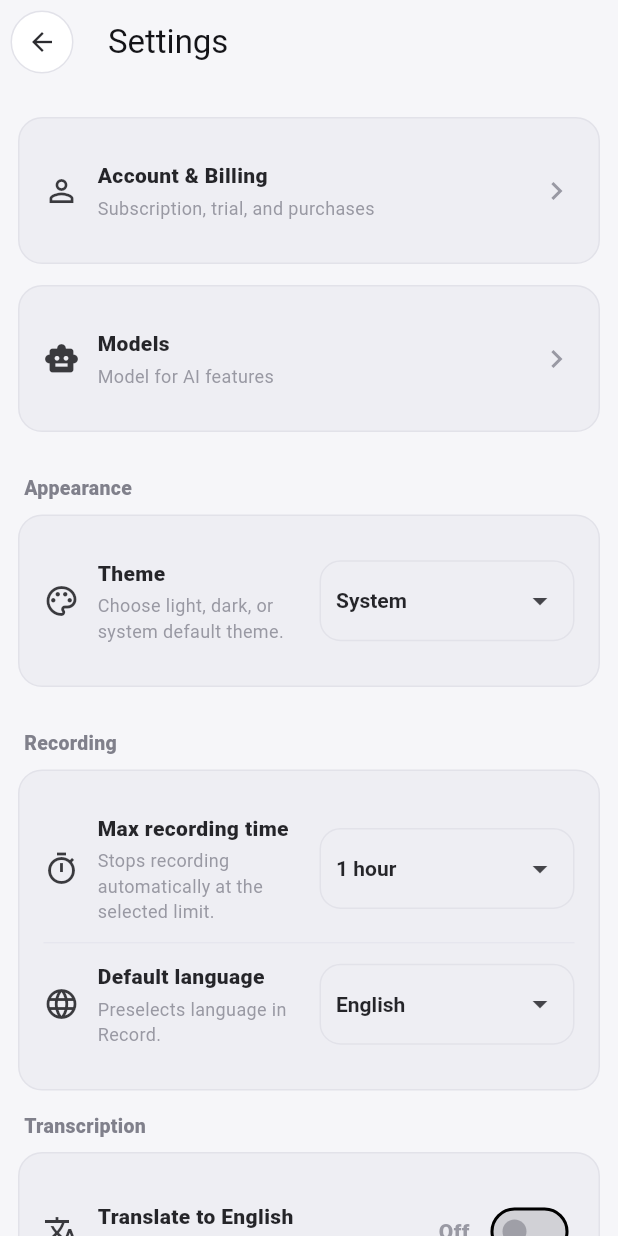
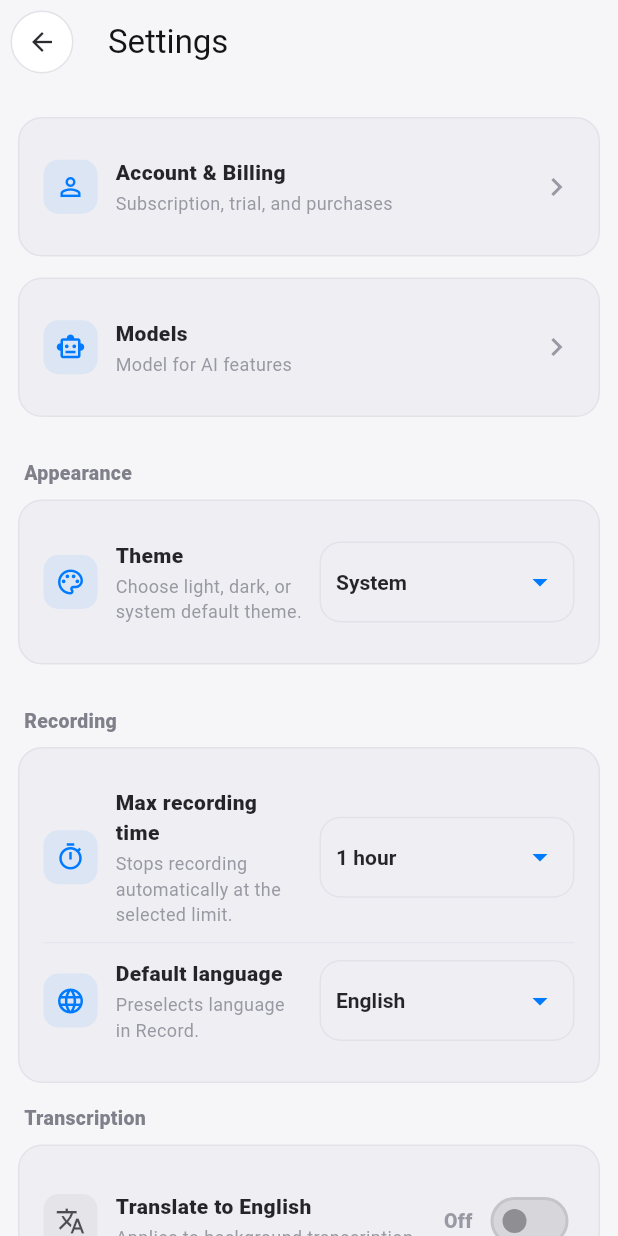
Before and after one commit to Enyx-D3/transcript, a Flutter app: the SettingsPage screen opened directly, on a phone screen of 412 x 824 dp. Run offline on Flutter 3.47's test engine with Material 3 defaults, Android fonts, the phone set to English and light mode, and no system bars; our stand-ins replace another_flushbar, audioplayers, file_picker, google_sign_in, in_app_purchase, in_app_review and 7 more; missing offline and left inert: background_downloader, dart:ffi, fllama, flutter_foreground_task, in_app_purchase_android, record and 2 more; accounts and stored records are empty; generated files the repository leaves out were written again; project files that could hold a hidden picture were left out.

Commit message:
Processing Audio fixed show

```diff
--- a/lib/record/record_sheet.dart
+++ b/lib/record/record_sheet.dart
@@ -429,13 +429,13 @@ class _RecordSheetState extends State<RecordSheet> {
           List.generate(draftLines.length, (i) {
             final start = i * chunkSec;
             return TranscriptTurnEntity(
-              speakerLabel: 'Draft',
+              speakerLabel: 'Speaker 1',
               startSec: start,
               endSec: start + chunkSec,
               text: draftLines[i],
               rawText: draftLines[i],
               calibratedText: draftLines[i],
-              originalSpeakerLabel: 'Draft',
+              originalSpeakerLabel: 'Speaker 1',
             )..transcript.targetId = id;
           }),
         );
--- a/lib/settings/settings_page.dart
+++ b/lib/settings/settings_page.dart
@@ -2,7 +2,6 @@
 import 'package:flutter/material.dart';
 import 'package:shared_preferences/shared_preferences.dart';
 import 'package:share_plus/share_plus.dart';
-import 'package:transcript/ui/glass/glass_button.dart';
 import 'package:url_launcher/url_launcher.dart';
 
 import 'package:transcript/widgets/icon_pill_button.dart';
@@ -314,27 +313,50 @@ class _SettingsPageState extends State<SettingsPage> {
 
     final ok = await showDialog<bool>(
       context: context,
-      builder: (ctx) => AlertDialog(
-        backgroundColor: const Color.fromARGB(190, 0, 0, 0),
+      builder: (ctx) {
+        final isDark = GlassTokens.isDark(ctx);
+        final fg = GlassTokens.fg(ctx);
+        final muted = GlassTokens.muted(ctx);
+        return AlertDialog(
+          backgroundColor: isDark ? const Color(0xFF191922) : Colors.white,
           surfaceTintColor: Colors.transparent,
-        title: const Text('Import transcripts + audio?'),
-        content: const Text(
+          shape: RoundedRectangleBorder(borderRadius: BorderRadius.circular(20)),
+          title: Text(
+            'Import transcripts + audio?',
+            style: TextStyle(color: fg, fontWeight: FontWeight.w800),
+          ),
+          content: Text(
             'This will add transcripts (and their audio if included) from a ZIP export into your database.\n\n'
             '*Duplicates are not automatically removed.',
+            style: TextStyle(color: muted),
           ),
           actions: [
             TextButton(
               onPressed: () => Navigator.pop(ctx, false),
-            child: const Text('Cancel'),
+              child: Text(
+                'Cancel',
+                style: TextStyle(color: muted, fontWeight: FontWeight.w700),
               ),
-          GlassButton(
-            label: 'Import',
+            ),
+            FilledButton(
               onPressed: () => Navigator.pop(ctx, true),
-            expand: false,
-            kind: GlassButtonKind.secondary,
+              style: FilledButton.styleFrom(
+                backgroundColor: const Color(0xFF007AFF),
+                shape: RoundedRectangleBorder(
+                  borderRadius: BorderRadius.circular(10),
+                ),
+              ),
+              child: const Text(
+                'Import',
+                style: TextStyle(
+                  color: Colors.white,
+                  fontWeight: FontWeight.w700,
+                ),
+              ),
             ),
           ],
-      ),
+        );
+      },
     );
 
     if (ok != true) return;
@@ -426,7 +448,7 @@ class _SettingsPageState extends State<SettingsPage> {
             items: items,
             onChanged: onChanged,
             dropdownColor: GlassTokens.cardColor(context),
-            iconEnabledColor: fg.withValues(alpha: 0.80),
+            iconEnabledColor: const Color(0xFF007AFF),
             style: TextStyle(
               color: fg,
               fontWeight: FontWeight.w700,
@@ -443,14 +465,28 @@ class _SettingsPageState extends State<SettingsPage> {
     required String subtitle,
     required Widget trailing,
   }) {
+    final isDark = GlassTokens.isDark(context);
     final fg = GlassTokens.fg(context);
     final muted = GlassTokens.muted(context);
+    const primaryColor = Color(0xFF007AFF);
 
     return Padding(
-      padding: const EdgeInsets.symmetric(vertical: 12),
+      padding: const EdgeInsets.symmetric(vertical: 10),
       child: Row(
         children: [
-          Icon(icon, color: fg.withValues(alpha: 0.85)),
+          Container(
+            width: 36,
+            height: 36,
+            decoration: BoxDecoration(
+              color: primaryColor.withValues(alpha: isDark ? 0.14 : 0.08),
+              borderRadius: BorderRadius.circular(10),
+            ),
+            child: Icon(
+              icon,
+              color: primaryColor,
+              size: 20,
+            ),
+          ),
           const SizedBox(width: 12),
           Expanded(
             child: Column(
@@ -459,11 +495,11 @@ class _SettingsPageState extends State<SettingsPage> {
                 Text(
                   title,
                   style: TextStyle(
-                    fontWeight: FontWeight.w900,
+                    fontWeight: FontWeight.w800,
                     color: fg,
                   ),
                 ),
-                const SizedBox(height: 3),
+                const SizedBox(height: 2),
                 Text(
                   subtitle,
                   style: TextStyle(
@@ -497,15 +533,32 @@ class _SettingsPageState extends State<SettingsPage> {
     final isDark = GlassTokens.isDark(context);
     final fg = GlassTokens.fg(context);
     final muted = GlassTokens.muted(context);
+    const primaryColor = Color(0xFF007AFF);
 
     return InkWell(
       onTap: () => onChanged(!value),
       borderRadius: BorderRadius.circular(14),
       child: Padding(
-        padding: const EdgeInsets.symmetric(vertical: 12),
+        padding: const EdgeInsets.symmetric(vertical: 10),
         child: Row(
           children: [
-            Icon(icon, color: fg.withValues(alpha: 0.85)),
+            Container(
+              width: 36,
+              height: 36,
+              decoration: BoxDecoration(
+                color: value
+                    ? primaryColor.withValues(alpha: isDark ? 0.16 : 0.10)
+                    : (isDark
+                        ? Colors.white.withValues(alpha: 0.05)
+                        : Colors.black.withValues(alpha: 0.04)),
+                borderRadius: BorderRadius.circular(10),
+              ),
+              child: Icon(
+                icon,
+                color: value ? primaryColor : fg.withValues(alpha: 0.75),
+                size: 20,
+              ),
+            ),
             const SizedBox(width: 12),
             Expanded(
               child: Column(
@@ -514,11 +567,11 @@ class _SettingsPageState extends State<SettingsPage> {
                   Text(
                     title,
                     style: TextStyle(
-                      fontWeight: FontWeight.w900,
+                      fontWeight: FontWeight.w800,
                       color: fg,
                     ),
                   ),
-                  const SizedBox(height: 3),
+                  const SizedBox(height: 2),
                   Text(
                     subtitle,
                     style: TextStyle(
@@ -529,24 +582,33 @@ class _SettingsPageState extends State<SettingsPage> {
                 ],
               ),
             ),
-            const SizedBox(width: 10),
+            const SizedBox(width: 8),
             Text(
               label,
               style: TextStyle(
-                color: muted,
-                fontWeight: FontWeight.w900,
+                color: value ? primaryColor : muted,
+                fontWeight: FontWeight.w800,
+                fontSize: 13,
               ),
             ),
-            const SizedBox(width: 10),
+            const SizedBox(width: 8),
             Switch(
               value: value,
               onChanged: onChanged,
-              activeThumbColor: isDark ? Colors.black : Colors.white,
-              activeTrackColor: isDark ? Colors.white : const Color(0xFF141418),
-              inactiveThumbColor: muted,
+              activeThumbColor: Colors.white,
+              activeTrackColor: primaryColor,
+              inactiveThumbColor:
+                  isDark ? const Color(0xFF9E9EA6) : const Color(0xFF8E8E93),
               inactiveTrackColor: isDark
-                  ? Colors.white.withValues(alpha: 0.18)
-                  : Colors.black.withValues(alpha: 0.12),
+                  ? Colors.white.withValues(alpha: 0.15)
+                  : Colors.black.withValues(alpha: 0.10),
+              trackOutlineColor: WidgetStateProperty.resolveWith(
+                (states) => states.contains(WidgetState.selected)
+                    ? Colors.transparent
+                    : (isDark
+                        ? Colors.white.withValues(alpha: 0.12)
+                        : Colors.black.withValues(alpha: 0.08)),
+              ),
             ),
           ],
         ),
@@ -599,12 +661,21 @@ class _SettingsPageState extends State<SettingsPage> {
                     onTap: _openAccount,
                     borderRadius: BorderRadius.circular(14),
                     child: Padding(
-                      padding: const EdgeInsets.symmetric(vertical: 12),
+                      padding: const EdgeInsets.symmetric(vertical: 10),
                       child: Row(
                         children: [
-                          Icon(
+                          Container(
+                            width: 36,
+                            height: 36,
+                            decoration: BoxDecoration(
+                              color: const Color(0xFF007AFF).withValues(alpha: GlassTokens.isDark(context) ? 0.14 : 0.08),
+                              borderRadius: BorderRadius.circular(10),
+                            ),
+                            child: const Icon(
                               Icons.person_outline,
-                            color: fg.withValues(alpha: 0.85),
+                              color: Color(0xFF007AFF),
+                              size: 20,
+                            ),
                           ),
                           const SizedBox(width: 12),
                           Expanded(
@@ -614,11 +685,11 @@ class _SettingsPageState extends State<SettingsPage> {
                                 Text(
                                   'Account & Billing',
                                   style: TextStyle(
-                                    fontWeight: FontWeight.w900,
+                                    fontWeight: FontWeight.w800,
                                     color: fg,
                                   ),
                                 ),
-                                const SizedBox(height: 3),
+                                const SizedBox(height: 2),
                                 Text(
                                   'Subscription, trial, and purchases',
                                   style: TextStyle(
@@ -645,12 +716,21 @@ class _SettingsPageState extends State<SettingsPage> {
                     onTap: _openModelPage,
                     borderRadius: BorderRadius.circular(14),
                     child: Padding(
-                      padding: const EdgeInsets.symmetric(vertical: 12),
+                      padding: const EdgeInsets.symmetric(vertical: 10),
                       child: Row(
                         children: [
-                          Icon(
-                            Icons.smart_toy,
-                            color: fg.withValues(alpha: 0.85),
+                          Container(
+                            width: 36,
+                            height: 36,
+                            decoration: BoxDecoration(
+                              color: const Color(0xFF007AFF).withValues(alpha: GlassTokens.isDark(context) ? 0.14 : 0.08),
+                              borderRadius: BorderRadius.circular(10),
+                            ),
+                            child: const Icon(
+                              Icons.smart_toy_outlined,
+                              color: Color(0xFF007AFF),
+                              size: 20,
+                            ),
                           ),
                           const SizedBox(width: 12),
                           Expanded(
@@ -660,11 +740,11 @@ class _SettingsPageState extends State<SettingsPage> {
                                 Text(
                                   'Models',
                                   style: TextStyle(
-                                    fontWeight: FontWeight.w900,
+                                    fontWeight: FontWeight.w800,
                                     color: fg,
                                   ),
                                 ),
-                                const SizedBox(height: 3),
+                                const SizedBox(height: 2),
                                 Text(
                                   'Model for AI features',
                                   style: TextStyle(
@@ -863,12 +943,21 @@ class _SettingsPageState extends State<SettingsPage> {
                             : null,
                         borderRadius: BorderRadius.circular(14),
                         child: Padding(
-                          padding: const EdgeInsets.symmetric(vertical: 12),
+                          padding: const EdgeInsets.symmetric(vertical: 10),
                           child: Row(
                             children: [
-                              Icon(
+                              Container(
+                                width: 36,
+                                height: 36,
+                                decoration: BoxDecoration(
+                                  color: const Color(0xFF007AFF).withValues(alpha: GlassTokens.isDark(context) ? 0.14 : 0.08),
+                                  borderRadius: BorderRadius.circular(10),
+                                ),
+                                child: const Icon(
                                   Icons.archive_outlined,
-                                color: fg.withValues(alpha: 0.85),
+                                  color: Color(0xFF007AFF),
+                                  size: 20,
+                                ),
                               ),
                               const SizedBox(width: 12),
                               Expanded(
@@ -878,11 +967,11 @@ class _SettingsPageState extends State<SettingsPage> {
                                     Text(
                                       'Export transcripts + audio (ZIP)',
                                       style: TextStyle(
-                                        fontWeight: FontWeight.w900,
+                                        fontWeight: FontWeight.w800,
                                         color: fg,
                                       ),
                                     ),
-                                    const SizedBox(height: 3),
+                                    const SizedBox(height: 2),
                                     Text(
                                       'Share to Drive / device / email',
                                       style: TextStyle(
@@ -905,12 +994,21 @@ class _SettingsPageState extends State<SettingsPage> {
                             : null,
                         borderRadius: BorderRadius.circular(14),
                         child: Padding(
-                          padding: const EdgeInsets.symmetric(vertical: 12),
+                          padding: const EdgeInsets.symmetric(vertical: 10),
                           child: Row(
                             children: [
-                              Icon(
+                              Container(
+                                width: 36,
+                                height: 36,
+                                decoration: BoxDecoration(
+                                  color: const Color(0xFF007AFF).withValues(alpha: GlassTokens.isDark(context) ? 0.14 : 0.08),
+                                  borderRadius: BorderRadius.circular(10),
+                                ),
+                                child: const Icon(
                                   Icons.unarchive_outlined,
-                                color: fg.withValues(alpha: 0.85),
+                                  color: Color(0xFF007AFF),
+                                  size: 20,
+                                ),
                               ),
                               const SizedBox(width: 12),
                               Expanded(
@@ -920,11 +1018,11 @@ class _SettingsPageState extends State<SettingsPage> {
                                     Text(
                                       'Import transcripts + audio (ZIP)',
                                       style: TextStyle(
-                                        fontWeight: FontWeight.w900,
+                                        fontWeight: FontWeight.w800,
                                         color: fg,
                                       ),
                                     ),
-                                    const SizedBox(height: 3),
+                                    const SizedBox(height: 2),
                                     Text(
                                       'Pick ZIP from device / Drive',
                                       style: TextStyle(
@@ -1013,17 +1111,31 @@ class _SettingsPageState extends State<SettingsPage> {
     required String subtitle,
     required VoidCallback onTap,
   }) {
+    final isDark = GlassTokens.isDark(context);
     final fg = GlassTokens.fg(context);
     final muted = GlassTokens.muted(context);
+    const primaryColor = Color(0xFF007AFF);
 
     return InkWell(
       onTap: onTap,
       borderRadius: BorderRadius.circular(14),
       child: Padding(
-        padding: const EdgeInsets.symmetric(vertical: 12),
+        padding: const EdgeInsets.symmetric(vertical: 10),
         child: Row(
           children: [
-            Icon(icon, color: fg.withValues(alpha: 0.85)),
+            Container(
+              width: 36,
+              height: 36,
+              decoration: BoxDecoration(
+                color: primaryColor.withValues(alpha: isDark ? 0.14 : 0.08),
+                borderRadius: BorderRadius.circular(10),
+              ),
+              child: Icon(
+                icon,
+                color: primaryColor,
+                size: 20,
+              ),
+            ),
             const SizedBox(width: 12),
             Expanded(
               child: Column(
@@ -1032,11 +1144,11 @@ class _SettingsPageState extends State<SettingsPage> {
                   Text(
                     title,
                     style: TextStyle(
-                      fontWeight: FontWeight.w900,
+                      fontWeight: FontWeight.w800,
                       color: fg,
                     ),
                   ),
-                  const SizedBox(height: 3),
+                  const SizedBox(height: 2),
                   Text(
                     subtitle,
                     style: TextStyle(
--- a/lib/transcript/transcript_detail_page.dart
+++ b/lib/transcript/transcript_detail_page.dart
@@ -213,7 +213,7 @@ class _TranscriptDetailPageState extends State<TranscriptDetailPage> {
       for (final u in _turns) {
         final txt = u.text.trim();
         if (txt.isEmpty) continue;
-        buf.writeln('${u.speakerLabel}: $txt');
+        buf.writeln('${_sanitizeSpeakerLabel(u.speakerLabel)}: $txt');
       }
       final transcriptText = buf.toString().trim();
       if (transcriptText.isEmpty) {
@@ -1299,6 +1299,12 @@ class _TranscriptDetailPageState extends State<TranscriptDetailPage> {
     await _refreshTick();
   }
 
+  String _sanitizeSpeakerLabel(String raw) {
+    final s = raw.trim();
+    if (s.isEmpty || s.toLowerCase() == 'draft') return 'Speaker 1';
+    return s;
+  }
+
   // ---------- Build transcript text ----------
   String _buildTranscriptText({bool preferEdited = true}) {
     final t = _t;
@@ -1309,11 +1315,11 @@ class _TranscriptDetailPageState extends State<TranscriptDetailPage> {
     final b = StringBuffer();
     if (_turns.isNotEmpty) {
       for (final u in _turns) {
-        b.writeln('${u.speakerLabel}: ${u.text}');
+        b.writeln('${_sanitizeSpeakerLabel(u.speakerLabel)}: ${u.text}');
       }
     } else {
       for (final u in _partialTurns) {
-        b.writeln('${u.turn.speaker}: ${u.turn.text}');
+        b.writeln('${_sanitizeSpeakerLabel(u.turn.speaker)}: ${u.turn.text}');
       }
     }
     return b.toString().trim();
@@ -1338,8 +1344,8 @@ class _TranscriptDetailPageState extends State<TranscriptDetailPage> {
 
         final idx = trimmed.indexOf(':');
         final speaker = (idx > 0)
-            ? trimmed.substring(0, idx).trim()
-            : 'Speaker';
+            ? _sanitizeSpeakerLabel(trimmed.substring(0, idx).trim())
+            : 'Speaker 1';
         final text = (idx > 0) ? trimmed.substring(idx + 1).trim() : trimmed;
 
         final ts = (i < turns.length) ? turns[i] : null;
@@ -1360,7 +1366,7 @@ class _TranscriptDetailPageState extends State<TranscriptDetailPage> {
     return turns
         .map(
           (u) => _DisplayTurn(
-            u.speakerLabel,
+            _sanitizeSpeakerLabel(u.speakerLabel),
             u.text,
             startSec: u.startSec,
             endSec: u.endSec,
@@ -1417,16 +1423,17 @@ class _TranscriptDetailPageState extends State<TranscriptDetailPage> {
         final counts = <String, int>{};
         if (_turns.isNotEmpty) {
           for (final u in _turns) {
-            final speaker = u.speakerLabel.trim();
+            final speaker = _sanitizeSpeakerLabel(u.speakerLabel);
             if (speaker.isEmpty) continue;
             counts[speaker] = (counts[speaker] ?? 0) + 1;
           }
         } else {
           for (final u in snapshot.turns) {
-            final speaker = u.turn.speaker.trim();
-            if (speaker.isEmpty || speaker == 'Processing next segment') {
+            final raw = u.turn.speaker.trim();
+            if (raw.isEmpty || raw == 'Processing next segment') {
               continue;
             }
+            final speaker = _sanitizeSpeakerLabel(raw);
             counts[speaker] = (counts[speaker] ?? 0) + 1;
           }
         }
```
Lines whose indentation alone changed are shown as unchanged.
